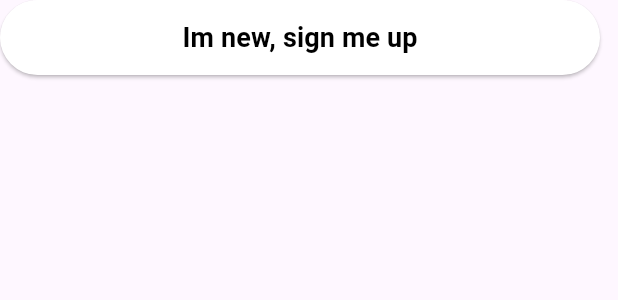
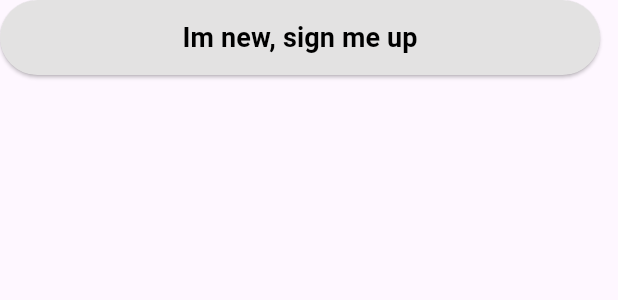
Before and after one commit to ForcesR2N/e-commerce-project, a Flutter app: the ButtonLoginRegister widget shown alone on an empty page, opened directly, on a phone screen of 412 x 824 dp. Shown: the top 300 px of the screen. Run offline on Flutter 3.47's test engine with Material 3 defaults, Android fonts, the light colour scheme and no system bars; our stand-ins replace get.

Commit message:
import color

```diff
--- a/lib/component/button_login_register.dart
+++ b/lib/component/button_login_register.dart
@@ -15,7 +15,7 @@ class ButtonLoginRegister extends StatelessWidget {
     required this.text,
     this.width = 400.0,
     this.height = 50.0,
-    this.bgButton = Colors.white,
+    this.bgButton = AppColor.bgNomorHp,
     this.txtColor = Colors.black,
     this.outlineColor = Colors.transparent,
     required this.onPress,
```
